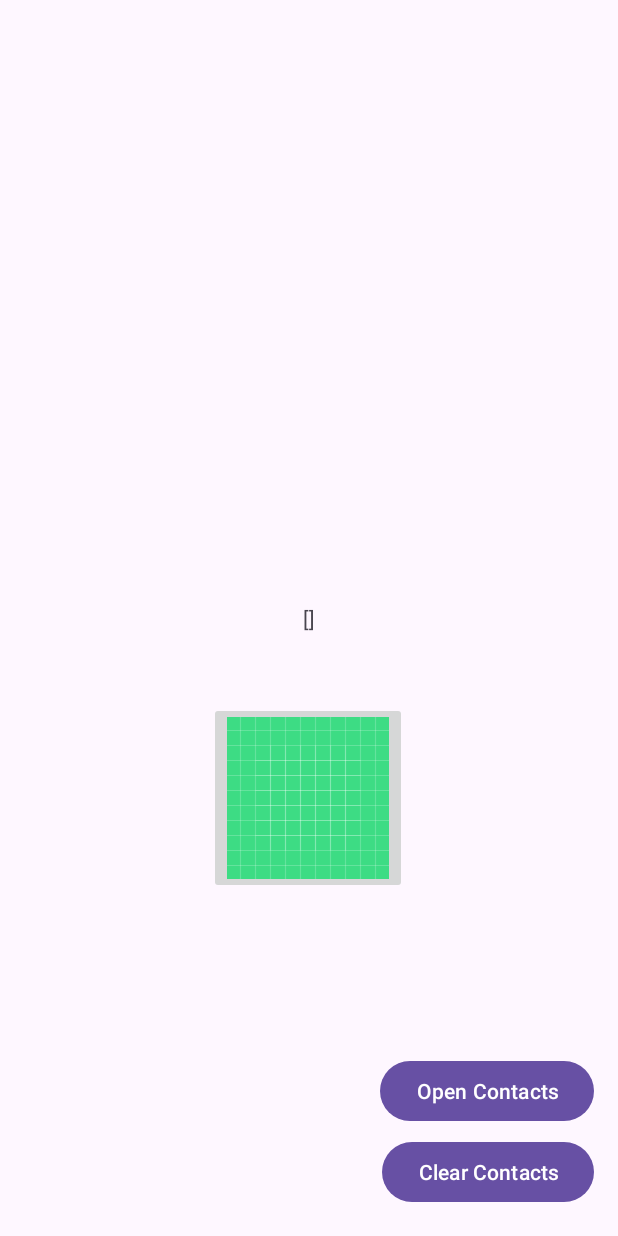
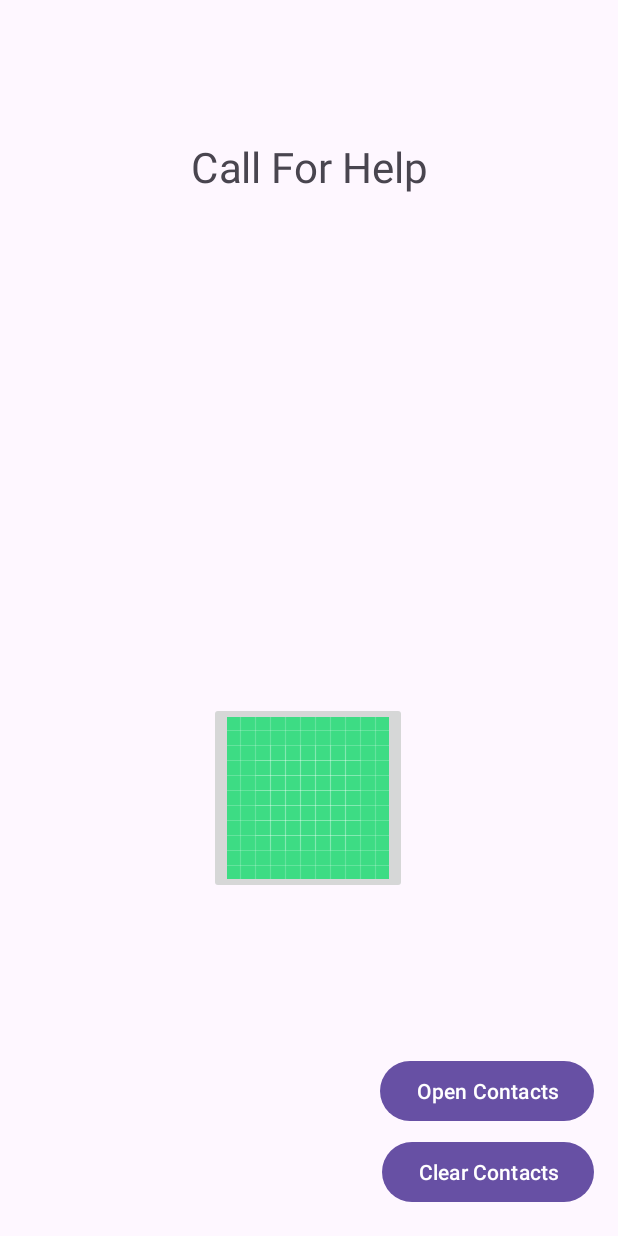
Before and after one commit to HACK-A-DAY-Online-Participants/Hackjacks, an Android app: the screen it shows after launch (MainActivity), after a tap on "Clear Contacts", on a phone screen of 412 x 824 dp. Run offline under Robolectric (Android 15) with nearby library versions, the phone set to English and light mode, and no system bars.

Commit message:
Add files via upload
Final Commit

```diff
--- a/src/main/AndroidManifest.xml
+++ b/src/main/AndroidManifest.xml
@@ -12,7 +12,7 @@
     <!-- for contacts -->
 
     <!-- for SMS -->
-    <uses-permission android:name="android.permission.READ_CONTACTS" />
+    <uses-permission android:name="android.permission.SEND_SMS" />
     <!-- for SMS -->
 
     <application
--- a/src/main/java/com/example/disaster_management/MainActivity.kt
+++ b/src/main/java/com/example/disaster_management/MainActivity.kt
@@ -15,6 +15,7 @@ import com.google.android.gms.location.LocationServices
 import androidx.activity.result.contract.ActivityResultContracts
 import android.location.Location
 import android.annotation.SuppressLint
+import android.content.Context
 import android.content.Intent
 import android.database.Cursor
 import android.util.Log
@@ -22,15 +23,31 @@ import android.provider.ContactsContract
 import android.net.Uri
 import android.widget.TableLayout
 import android.widget.TableRow
+import android.content.pm.PackageManager
+import androidx.core.app.ActivityCompat
+import androidx.core.content.ContextCompat
+import android.telephony.SmsManager
+import androidx.datastore.core.DataStore
+import androidx.datastore.preferences.core.Preferences
+import androidx.datastore.preferences.core.edit
+import androidx.datastore.preferences.core.stringPreferencesKey
+import androidx.datastore.preferences.preferencesDataStore
+import androidx.lifecycle.lifecycleScope
+import kotlinx.coroutines.flow.first
+import kotlinx.coroutines.launch
 
 
 class MainActivity : AppCompatActivity() {
 
     private lateinit var fusedLocationClient: FusedLocationProviderClient
 
-    // ================ LOCATION ===============================
+    // ================ LOCATION (START) ===============================
     var LATITUDE = ""
     var LONGITUDE = ""
+
+    var recepient_phone_number = ""
+
+    private val Context.dataStore: DataStore<Preferences> by preferencesDataStore(name = "contacts")
 
     private val locationPermissionRequest = registerForActivityResult(
         ActivityResultContracts.RequestMultiplePermissions()
@@ -70,8 +87,13 @@ class MainActivity : AppCompatActivity() {
                     LATITUDE = latitude.toString()
                     LONGITUDE = longitude.toString()
 
+                    for (i in 0 until myPhoneNumbers.size) {
+                        recepient_phone_number = myPhoneNumbers[i][0]
+                        sendSms()
+                    }
+
                     //coordinates_text = "Lat: $latitude, Lon: $longitude"
-                    Toast.makeText(this, "Location: $latitude, $longitude", Toast.LENGTH_LONG).show()
+                    Toast.makeText(this, "Location: $latitude, $longitude", Toast.LENGTH_SHORT).show()
 
                 } else {
 
@@ -86,10 +108,10 @@ class MainActivity : AppCompatActivity() {
                 Toast.makeText(this, "Failed to get location.", Toast.LENGTH_SHORT).show()
             }
     }
-    // ================ LOCATION ===============================
+    // ================ LOCATION (END) ===============================
 
 
-    // ================ PHONE NUMBER LIST =========================
+    // ================ PHONE NUMBER LIST (START) =========================
     // 1. Create a list to store the numbers
     private val myPhoneNumbers = mutableListOf<List<String>>()
 
@@ -131,19 +153,29 @@ class MainActivity : AppCompatActivity() {
                 val cleanNumber = number.replace("[^0-9+]".toRegex(), "")
 
                 // Add to your list
-                myPhoneNumbers.add((listOf(name, cleanNumber)))
+                myPhoneNumbers.add((listOf(cleanNumber, name)))
+
+                val obj = object {
+                    val number = stringPreferencesKey(cleanNumber)
+                }
+                suspend fun saveUserName(context: Context, name: String) {
+                    context.dataStore.edit { preferences ->
+                        preferences[obj.number] = name
+                    }
+                }
+
+                lifecycleScope.launch{
+                    saveUserName(this@MainActivity, name)
+                }
 
                 val contacts_table = findViewById<TableLayout>(R.id.contacts_table)
                 val row = TableRow(this)
                 val txt_view = TextView(this)
-                txt_view.text = name + '\t' + cleanNumber
+                txt_view.text = cleanNumber + " = " + name
                 row.addView(txt_view)
                 contacts_table.addView(row)
 
-
-
                 findViewById<TextView>(R.id.textView).text = myPhoneNumbers.toString()
-
 
                 Log.d("ContactApp", "Number: $cleanNumber")
                 Log.d("ContactApp", "Name: $name")
@@ -161,7 +193,68 @@ class MainActivity : AppCompatActivity() {
         }
         contactPickerLauncher.launch(intent)
     }
-    // ================ PHONE NUMBER LIST =========================
+    // ================ PHONE NUMBER LIST (END) =========================
+
+
+    ///=============== SMS MANAGER (START) =======================
+    private val SMS_PERMISSION_CODE = 101
+
+    private fun checkAndRequestSmsPermission() {
+        if (ContextCompat.checkSelfPermission(this, Manifest.permission.SEND_SMS) != PackageManager.PERMISSION_GRANTED) {
+            // Permission is not granted, request it
+            ActivityCompat.requestPermissions(
+                this,
+                arrayOf(Manifest.permission.SEND_SMS),
+                SMS_PERMISSION_CODE
+            )
+        } else {
+            // Permission is already granted
+            //sendSms()
+        }
+    }
+
+    // Handle the result of the permission request
+    override fun onRequestPermissionsResult(requestCode: Int, permissions: Array<out String>, grantResults: IntArray) {
+        super.onRequestPermissionsResult(requestCode, permissions, grantResults)
+        if (requestCode == SMS_PERMISSION_CODE) {
+            if (grantResults.isNotEmpty() && grantResults[0] == PackageManager.PERMISSION_GRANTED) {
+                // Permission granted
+                //sendSms()
+            } else {
+                // Permission denied
+                // Handle the denial, e.g., show a Toast or disable the SMS feature
+                Log.d("failed", "PERMISSION NOT GIVEN")
+            }
+        }
+    }
+
+    fun sendSms() {
+        val phoneNumber = recepient_phone_number // The recipient's phone number
+        var message = "PLEASE HELP ME , i am at this location \n latitude: " + LATITUDE + " longitude: " + LONGITUDE + "\n"
+        message += "https://maps.google.com/?q=" + LATITUDE + "," + LONGITUDE
+
+        try {
+            // Get the default SmsManager instance
+            // For API levels 23 and higher (Marshmallow+), use getSystemService
+            val smsManager: SmsManager = if (android.os.Build.VERSION.SDK_INT >= 23) {
+                this.getSystemService(SmsManager::class.java)
+            } else {
+                @Suppress("DEPRECATION")
+                SmsManager.getDefault()
+            }
+
+            // The last two arguments (PendingIntents) are optional but can be used
+            // to receive status updates (sent and delivered)
+            smsManager.sendTextMessage(phoneNumber, null, message, null, null)
+
+            Toast.makeText(applicationContext, "SMS sent successfully to " + phoneNumber + "!", Toast.LENGTH_SHORT).show()
+        } catch (e: Exception) {
+            Toast.makeText(applicationContext, "SMS sending failed: ${e.message}", Toast.LENGTH_SHORT).show()
+            e.printStackTrace()
+        }
+    }
+    ///=============== SMS MANAGER (END) =======================
+
 
 
     override fun onCreate(savedInstanceState: Bundle?) {
@@ -180,17 +273,38 @@ class MainActivity : AppCompatActivity() {
         val clear_contacts_button = findViewById<Button>(R.id.clear_contacts)
         val contacts_table = findViewById<TableLayout>(R.id.contacts_table)
 
+        suspend fun getAllKeys(context: Context) {
+            context.dataStore.data.first().asMap().forEach { (key, value) ->
+                myPhoneNumbers.add(listOf(key.name, value.toString()))
+                val row = TableRow(context)
+                val txtView = TextView(context)
+                txtView.text = "${key.name} + " = " + "{value}"
+                row.addView(txtView)
+                contacts_table.addView(row)
+            }
+        }
+        lifecycleScope.launch {
+            getAllKeys(this@MainActivity)
+        }
+
         fusedLocationClient = LocationServices.getFusedLocationProviderClient(this)
-        requestLocationPermission()
+        //requestLocationPermission()
 
         val text_field = findViewById<TextView>(R.id.textView)
 
+        checkAndRequestSmsPermission()
+
         emergency_button.setOnClickListener {
             //Toast.makeText(this, "Emergency button clicked", Toast.LENGTH_SHORT).show()
-            count += 1
 
             requestLocationPermission()
-            //text_field.text =  LATITUDE + " " + LONGITUDE + " " + count.toString()
+
+            /*
+            for (i in 0 until myPhoneNumbers.size) {
+                recepient_phone_number = myPhoneNumbers[i][0]
+                sendSms()
+            }
+            */
         }
 
 
@@ -200,10 +314,19 @@ class MainActivity : AppCompatActivity() {
             //text_field.text = myPhoneNumbers.toString()
         }
 
+        suspend fun clearDataStore(context: Context) {
+            context.dataStore.edit { preferences ->
+                preferences.clear()
+            }
+        }
         clear_contacts_button.setOnClickListener {
             myPhoneNumbers.clear()
-            text_field.text = myPhoneNumbers.toString()
+            //text_field.text = myPhoneNumbers.toString()
             contacts_table.removeAllViews()
+            lifecycleScope.launch {
+                clearDataStore(this@MainActivity)
+                Toast.makeText(this@MainActivity, "DataStore cleared!", Toast.LENGTH_SHORT).show()
+            }
         }
     }
 }
--- a/src/main/res/layout/activity_main.xml
+++ b/src/main/res/layout/activity_main.xml
@@ -11,11 +11,11 @@
         android:id="@+id/textView"
         android:layout_width="wrap_content"
         android:layout_height="wrap_content"
-        android:text="Hello World!"
         app:layout_constraintBottom_toBottomOf="parent"
         app:layout_constraintEnd_toEndOf="parent"
         app:layout_constraintStart_toStartOf="parent"
-        app:layout_constraintTop_toTopOf="parent" />
+        app:layout_constraintTop_toTopOf="parent"
+        app:layout_constraintVertical_bias="0.608" />
 
     <ImageButton
         android:id="@+id/emergency_button"
@@ -55,13 +55,24 @@
 
     <TableLayout
         android:id="@+id/contacts_table"
-        android:layout_width="411dp"
-        android:layout_height="258dp"
+        android:layout_width="277dp"
+        android:layout_height="190dp"
         app:layout_constraintBottom_toBottomOf="parent"
         app:layout_constraintEnd_toEndOf="parent"
-        app:layout_constraintHorizontal_bias="0.0"
         app:layout_constraintStart_toStartOf="parent"
         app:layout_constraintTop_toTopOf="parent"
-        app:layout_constraintVertical_bias="0.063"/>
+        app:layout_constraintVertical_bias="0.347" />
+
+    <TextView
+        android:id="@+id/textView2"
+        android:layout_width="wrap_content"
+        android:layout_height="wrap_content"
+        android:scaleX="2"
+        android:scaleY="2"
+        android:text="Call For Help"
+        app:layout_constraintBottom_toTopOf="@+id/contacts_table"
+        app:layout_constraintEnd_toEndOf="parent"
+        app:layout_constraintStart_toStartOf="parent"
+        app:layout_constraintTop_toTopOf="parent" />
 
 </androidx.constraintlayout.widget.ConstraintLayout>
```
